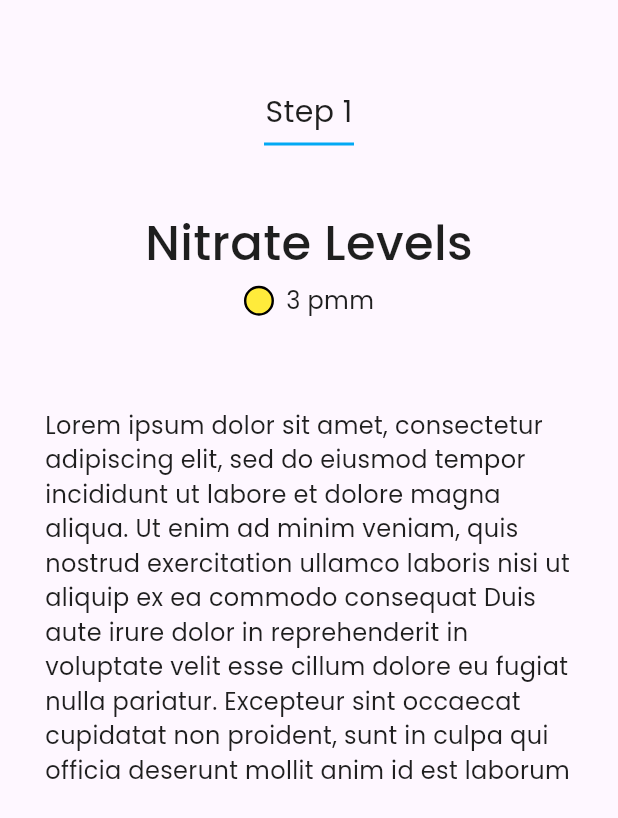
After one commit to GSC2024/MINUM, a Flutter app: the SolutionPage screen opened directly, on a phone screen of 412 x 824 dp. The commit adds this screen. Shown: the top 818 px of the screen. Run offline on Flutter 3.47's test engine with Material 3 defaults, Android fonts, the light colour scheme and no system bars; our stand-ins replace dotted_line, flutter_svg, font_awesome_flutter; missing offline and left inert: dart:ffi.

Commit message:
solution page first push

```diff
--- a/lib/view/profilepage.dart
+++ b/lib/view/profilepage.dart
@@ -6,6 +6,7 @@ import 'package:gsc2024/view/components/profile_button.dart';
 import 'components/afterconnect.dart';
 import 'package:font_awesome_flutter/font_awesome_flutter.dart';
 import 'package:dotted_line/dotted_line.dart';
+import 'package:gsc2024/view/solutionpage.dart';
 
 class ProfilePage extends StatelessWidget {
   const ProfilePage({super.key});
@@ -128,14 +129,33 @@ class ProfilePage extends StatelessWidget {
             //Button
             Column(
               children: [
-                ProfileButton(
-                  icon: SvgPicture.asset(
-                    width: 20,
-                    height: 20,
-                    'assets/images/battery.svg',
+                GestureDetector(
+                  onTap: () {
+                    // Navigate to solutionpage.dart
+                    Navigator.push(
+                      context,
+                      MaterialPageRoute(builder: (context) => SolutionPage()),
+                    );
+                  },
+                  child: ProfileButton(
+                    icon: SvgPicture.asset(
+                      'assets/images/profile.svg',
+                      width: 20,
+                      height: 20,
+                    ),
+                    text: "Personal Data",
                   ),
-                  text: "Personal Data",
                 ),
+
+                // Real code
+                // ProfileButton(
+                //   icon: SvgPicture.asset(
+                //     width: 20,
+                //     height: 20,
+                //     'assets/images/profile.svg',
+                //   ),
+                //   text: "Personal Data",
+                // ),
                 ProfileButton(
                   icon: SvgPicture.asset(
                     width: 20,
@@ -148,7 +168,7 @@ class ProfilePage extends StatelessWidget {
                   icon: SvgPicture.asset(
                     width: 20,
                     height: 20,
-                    'assets/images/pin-bottom.svg',
+                    'assets/images/whatsapp.svg',
                   ),
                   text: "Contact Center",
                 ),
--- /dev/null
+++ b/lib/view/solutionpage.dart
@@ -0,0 +1,118 @@
+import 'package:flutter/material.dart';
+import 'package:gsc2024/model/constants.dart';
+
+class SolutionPage extends StatefulWidget {
+  const SolutionPage({super.key});
+
+  @override
+  State<SolutionPage> createState() => _MyWidgetState();
+}
+
+class _MyWidgetState extends State<SolutionPage> {
+  @override
+  Widget build(BuildContext context) {
+    return Scaffold(
+      body: Container(
+        padding: EdgeInsets.only(top: 60, left: 26, right: 26, bottom: 26),
+        child: Column(
+          mainAxisAlignment: MainAxisAlignment.start,
+          children: [
+            // Header & Return button
+            Container(
+              alignment: Alignment.center,
+              child: Text(
+                'Step 1',
+                style: TextStyle(
+                  color: AppColor.kTextColor,
+                  fontSize: 20,
+                  fontFamily: 'Poppins',
+                ),
+              ),
+            ),
+            Container(
+              width: 60.0, // Set your desired line length
+              height: 2.0,
+              color: Colors.lightBlue,
+              margin: EdgeInsets.symmetric(vertical: 6.0),
+            ),
+
+            //Header & Quality
+            Column(
+              children: [
+                Row(
+                  mainAxisAlignment: MainAxisAlignment.center,
+                  children: [
+                    Padding(
+                      padding: EdgeInsets.only(top: 36),
+                      child: Text(
+                        'Nitrate Levels',
+                        style: TextStyle(
+                          color: AppColor.kTextColor,
+                          fontWeight: FontWeight.w500,
+                          fontSize: 32,
+                          fontFamily: 'Poppins',
+                        ),
+                      ),
+                    ),
+                  ],
+                ),
+                Row(
+                  mainAxisAlignment: MainAxisAlignment.center,
+                  children: [
+                    Padding(
+                      padding: EdgeInsets.only(top: 4, bottom: 56),
+                      child: Row(
+                        children: [
+                          Container(
+                          width: 20, // Adjust the size of the circle as needed
+                          height: 20, // Adjust the size of the circle as needed
+                          decoration: BoxDecoration(
+                            shape: BoxShape.circle,
+                            color: Colors.yellow, // Set your desired color
+                            border: Border.all(
+                              color: Colors.black, // Set your desired border color
+                              width: 1.6, // Set your desired border width
+                            ),
+                          ),
+                          ),
+                          SizedBox(width: 8),
+                          Text(
+                            '3 pmm',
+                            style: TextStyle(
+                              color: AppColor.kTextColor,
+                              fontWeight: FontWeight.w400,
+                              fontSize: 16,
+                              fontFamily: 'Poppins',
+                            ),
+                          ),
+                        ],
+                      ),
+                    ),
+                  ],
+                )
+              ],
+            ),
+            //Text
+          Column(
+            children: [
+              Container(
+                padding: EdgeInsets.all(4.0), // Adjust padding as needed
+                child: Text(
+                  'Lorem ipsum dolor sit amet, consectetur adipiscing elit, sed do eiusmod tempor incididunt ut labore et dolore magna aliqua. Ut enim ad minim veniam, quis nostrud exercitation ullamco laboris nisi ut aliquip ex ea commodo consequat Duis aute irure dolor in reprehenderit in voluptate velit esse cillum dolore eu fugiat nulla pariatur. Excepteur sint occaecat cupidatat non proident, sunt in culpa qui officia deserunt mollit anim id est laborum',
+                  style: TextStyle(
+                      color: AppColor.kTextColor,
+                      fontWeight: FontWeight.w400,
+                      fontSize: 16,
+                      fontFamily: 'Poppins',
+                  ),
+                ),
+              ),
+              // Add more widgets to the Column if needed
+            ],
+          )
+          ],
+        ),
+      ),
+    );
+  }
+}
```
Also changed, not shown: assets/images/profile.svg (added), assets/images/whatsapp.svg (added).
